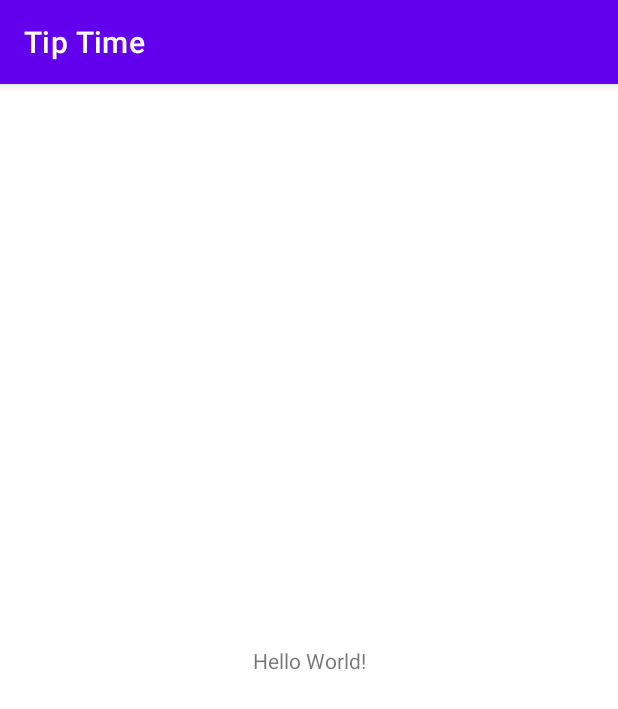
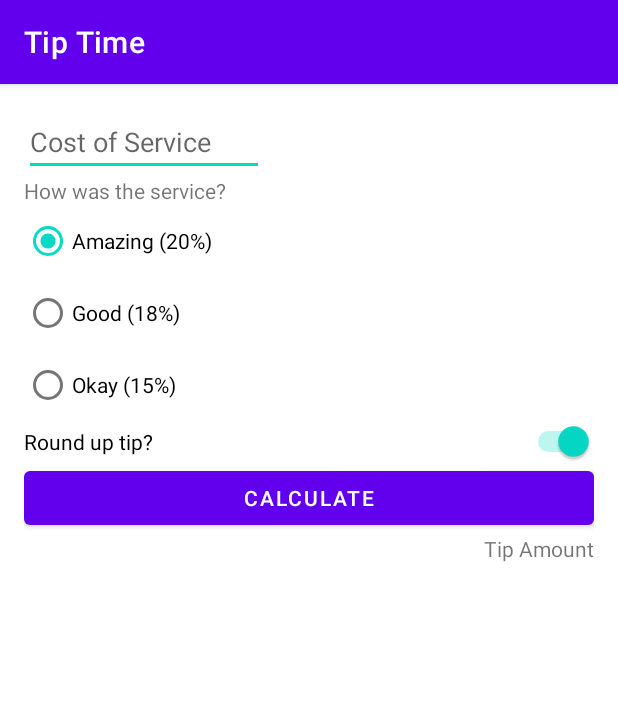
Before and after one commit to tastethedream/gdg_kotlin_course, an Android app: the screen it shows after launch (MainActivity), on a phone screen of 412 x 824 dp. Shown: the top 709 px of the screen. Run offline under Robolectric (Android 15) with nearby library versions, the phone set to English and light mode, and no system bars.

Commit message:
basic UI complete

```diff
--- a/TipTime/app/build.gradle
+++ b/TipTime/app/build.gradle
@@ -15,6 +15,10 @@ android {
         versionName "1.0"
 
         testInstrumentationRunner "androidx.test.runner.AndroidJUnitRunner"
+    }
+
+    buildFeatures {
+        viewBinding = true
     }
 
     buildTypes {
--- a/TipTime/app/src/main/res/layout/activity_main.xml
+++ b/TipTime/app/src/main/res/layout/activity_main.xml
@@ -4,15 +4,78 @@
     xmlns:tools="http://schemas.android.com/tools"
     android:layout_width="match_parent"
     android:layout_height="match_parent"
+    android:padding="16dp"
     tools:context=".MainActivity">
 
+    <EditText
+        android:id="@+id/cost_of_service"
+        android:layout_width="160dp"
+        android:layout_height="wrap_content"
+        android:hint="@string/cost_of_service"
+        android:inputType="numberDecimal"
+        app:layout_constraintStart_toStartOf="parent"
+        app:layout_constraintTop_toTopOf="parent" />
+
     <TextView
+        android:id="@+id/service_question"
         android:layout_width="wrap_content"
         android:layout_height="wrap_content"
-        android:text="Hello World!"
-        app:layout_constraintBottom_toBottomOf="parent"
-        app:layout_constraintLeft_toLeftOf="parent"
-        app:layout_constraintRight_toRightOf="parent"
-        app:layout_constraintTop_toTopOf="parent" />
+        android:text="@string/how_was_the_service"
+        app:layout_constraintStart_toStartOf="parent"
+        app:layout_constraintTop_toBottomOf="@id/cost_of_service" />
 
+    <RadioGroup
+        android:id="@+id/tip_options"
+        android:layout_width="wrap_content"
+        android:layout_height="wrap_content"
+        android:checkedButton="@id/option_twenty_percent"
+        android:orientation="vertical"
+        app:layout_constraintStart_toStartOf="parent"
+        app:layout_constraintTop_toBottomOf="@id/service_question">
+
+        <RadioButton
+            android:id="@+id/option_twenty_percent"
+            android:layout_width="wrap_content"
+            android:layout_height="wrap_content"
+            android:text="@string/amazing_service" />
+
+        <RadioButton
+            android:id="@+id/option_eighteen_percent"
+            android:layout_width="wrap_content"
+            android:layout_height="wrap_content"
+            android:text="@string/good_service" />
+
+        <RadioButton
+            android:id="@+id/option_fifteen_percent"
+            android:layout_width="wrap_content"
+            android:layout_height="wrap_content"
+            android:text="@string/ok_service" />
+    </RadioGroup>
+
+    <Switch
+        android:id="@+id/round_up_switch"
+        android:layout_width="0dp"
+        android:layout_height="wrap_content"
+        android:checked="true"
+        android:text="@string/round_up_tip"
+        app:layout_constraintEnd_toEndOf="parent"
+        app:layout_constraintStart_toStartOf="parent"
+        app:layout_constraintTop_toBottomOf="@id/tip_options" />
+
+    <Button
+        android:id="@+id/calculate_button"
+        android:layout_width="0dp"
+        android:layout_height="wrap_content"
+        android:text="@string/calculate"
+        app:layout_constraintEnd_toEndOf="parent"
+        app:layout_constraintStart_toStartOf="parent"
+        app:layout_constraintTop_toBottomOf="@id/round_up_switch" />
+
+    <TextView
+        android:id="@+id/tip_result"
+        android:layout_width="wrap_content"
+        android:layout_height="wrap_content"
+        android:text="@string/tip_amount"
+        app:layout_constraintEnd_toEndOf="parent"
+        app:layout_constraintTop_toBottomOf="@id/calculate_button" />
 </androidx.constraintlayout.widget.ConstraintLayout>
--- a/TipTime/app/src/main/res/values/strings.xml
+++ b/TipTime/app/src/main/res/values/strings.xml
@@ -1,3 +1,11 @@
 <resources>
     <string name="app_name">Tip Time</string>
+    <string name="cost_of_service">Cost of Service</string>
+    <string name="how_was_the_service">How was the service?</string>
+    <string name="amazing_service">Amazing (20%)</string>
+    <string name="good_service">Good (18%)</string>
+    <string name="ok_service">Okay (15%)</string>
+    <string name="round_up_tip">Round up tip?</string>
+    <string name="calculate">Calculate</string>
+    <string name="tip_amount">Tip Amount</string>
 </resources>
```
